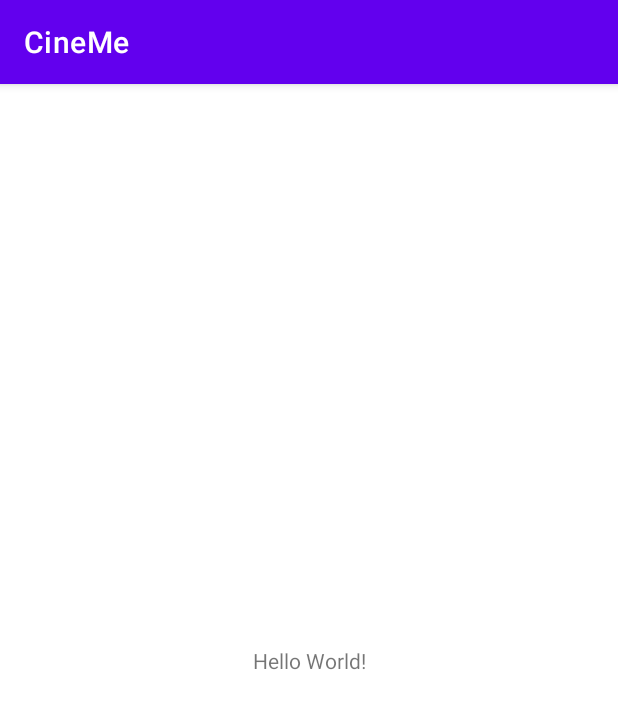
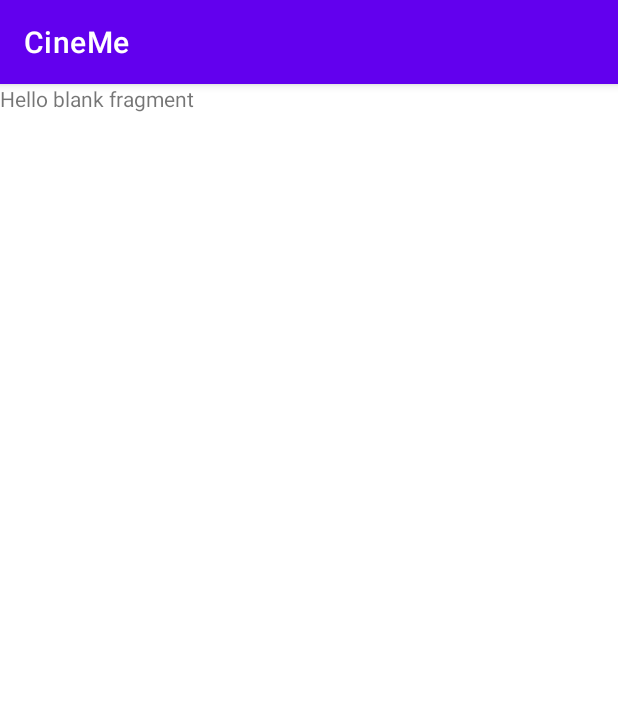
Before and after one commit to JaviMera/CineMe, an Android app: the screen it shows after launch (MainActivity), on a phone screen of 412 x 824 dp. Shown: the top 709 px of the screen. Run offline under Robolectric (Android 15) with nearby library versions, the phone set to English and light mode, and no system bars.

Commit message:
Added navigation dependencies and setup navcontroller in main activity

```diff
--- a/app/build.gradle
+++ b/app/build.gradle
@@ -1,6 +1,7 @@
 plugins {
     id 'com.android.application'
     id 'kotlin-android'
+    id 'androidx.navigation.safeargs.kotlin'
 }
 
 android {
@@ -37,7 +38,20 @@ dependencies {
     implementation 'androidx.appcompat:appcompat:1.3.1'
     implementation 'com.google.android.material:material:1.4.0'
     implementation 'androidx.constraintlayout:constraintlayout:2.1.1'
-    testImplementation 'junit:junit:4.+'
+
+    // Kotlin
+    implementation("androidx.navigation:navigation-fragment-ktx:$nav_version")
+    implementation("androidx.navigation:navigation-ui-ktx:$nav_version")
+
+    // Feature module Support
+    implementation("androidx.navigation:navigation-dynamic-features-fragment:$nav_version")
+    implementation 'androidx.legacy:legacy-support-v4:1.0.0'
+
+    testImplementation 'junit:junit:4.13.2'
+
+    // Testing Navigation
+    androidTestImplementation("androidx.navigation:navigation-testing:$nav_version")
+
     androidTestImplementation 'androidx.test.ext:junit:1.1.3'
     androidTestImplementation 'androidx.test.espresso:espresso-core:3.4.0'
 }
--- /dev/null
+++ b/app/src/main/java/com/merajavier/cineme/authentication/AuthenticationFragment.kt
@@ -0,0 +1,23 @@
+package com.merajavier.cineme.authentication
+
+import android.os.Bundle
+import androidx.fragment.app.Fragment
+import android.view.LayoutInflater
+import android.view.View
+import android.view.ViewGroup
+import com.merajavier.cineme.R
+
+class AuthenticationFragment : Fragment() {
+
+    override fun onCreate(savedInstanceState: Bundle?) {
+        super.onCreate(savedInstanceState)
+    }
+
+    override fun onCreateView(
+        inflater: LayoutInflater, container: ViewGroup?,
+        savedInstanceState: Bundle?
+    ): View? {
+        // Inflate the layout for this fragment
+        return inflater.inflate(R.layout.fragment_authentication, container, false)
+    }
+}
--- a/app/src/main/res/layout/activity_main.xml
+++ b/app/src/main/res/layout/activity_main.xml
@@ -1,18 +1,21 @@
 <?xml version="1.0" encoding="utf-8"?>
-<androidx.constraintlayout.widget.ConstraintLayout xmlns:android="http://schemas.android.com/apk/res/android"
+<androidx.constraintlayout.widget.ConstraintLayout
+    xmlns:android="http://schemas.android.com/apk/res/android"
     xmlns:app="http://schemas.android.com/apk/res-auto"
     xmlns:tools="http://schemas.android.com/tools"
     android:layout_width="match_parent"
     android:layout_height="match_parent"
     tools:context=".MainActivity">
 
-    <TextView
-        android:layout_width="wrap_content"
-        android:layout_height="wrap_content"
-        android:text="Hello World!"
+    <androidx.fragment.app.FragmentContainerView
+        android:id="@+id/nav_host_fragment"
+        android:layout_width="0dp"
+        android:layout_height="0dp"
+        android:name="androidx.navigation.fragment.NavHostFragment"
+        app:layout_constraintStart_toStartOf="parent"
+        app:layout_constraintEnd_toEndOf="parent"
+        app:layout_constraintTop_toTopOf="parent"
         app:layout_constraintBottom_toBottomOf="parent"
-        app:layout_constraintLeft_toLeftOf="parent"
-        app:layout_constraintRight_toRightOf="parent"
-        app:layout_constraintTop_toTopOf="parent" />
-
+        app:defaultNavHost="true"
+        app:navGraph="@navigation/nav_graph"/>
 </androidx.constraintlayout.widget.ConstraintLayout>
--- /dev/null
+++ b/app/src/main/res/layout/fragment_authentication.xml
@@ -0,0 +1,13 @@
+<?xml version="1.0" encoding="utf-8"?>
+<FrameLayout xmlns:android="http://schemas.android.com/apk/res/android"
+    xmlns:tools="http://schemas.android.com/tools"
+    android:layout_width="match_parent"
+    android:layout_height="match_parent"
+    tools:context=".authentication.AuthenticationFragment">
+
+    <TextView
+        android:layout_width="match_parent"
+        android:layout_height="match_parent"
+        android:text="@string/hello_blank_fragment" />
+
+</FrameLayout>
--- /dev/null
+++ b/app/src/main/res/navigation/nav_graph.xml
@@ -0,0 +1,13 @@
+<?xml version="1.0" encoding="utf-8"?>
+<navigation xmlns:android="http://schemas.android.com/apk/res/android"
+    xmlns:app="http://schemas.android.com/apk/res-auto"
+    xmlns:tools="http://schemas.android.com/tools"
+    android:id="@+id/nav_graph"
+    app:startDestination="@id/authenticationFragment">
+
+    <fragment
+        android:id="@+id/authenticationFragment"
+        android:name="com.merajavier.cineme.authentication.AuthenticationFragment"
+        android:label="fragment_authentication"
+        tools:layout="@layout/fragment_authentication" />
+</navigation>
--- a/app/src/main/res/values/strings.xml
+++ b/app/src/main/res/values/strings.xml
@@ -1,3 +1,5 @@
 <resources>
     <string name="app_name">CineMe</string>
+    <!-- TODO: Remove or change this placeholder text -->
+    <string name="hello_blank_fragment">Hello blank fragment</string>
 </resources>
--- a/build.gradle
+++ b/build.gradle
@@ -4,13 +4,17 @@ buildscript {
         google()
         mavenCentral()
     }
+    ext{
+        nav_version = "2.3.5"
+    }
     dependencies {
-        classpath "com.android.tools.build:gradle:7.0.2"
+        classpath "com.android.tools.build:gradle:7.0.3"
         classpath "org.jetbrains.kotlin:kotlin-gradle-plugin:1.5.31"
-
+        classpath("androidx.navigation:navigation-safe-args-gradle-plugin:$nav_version")
         // NOTE: Do not place your application dependencies here; they belong
         // in the individual module build.gradle files
     }
+
 }
 
 task clean(type: Delete) {
```
